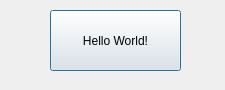
Above: mainwindow.ui from sebihepp/FirstTest before the change. Below: the same form after it.
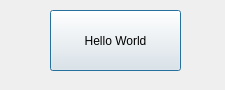
That is the form after the change.

Diff of the .ui file:
```diff
--- a/mainwindow.ui
+++ b/mainwindow.ui
@@ -42,7 +42,7 @@
      </rect>
     </property>
     <property name="text">
-     <string>Hello World!</string>
+     <string>Hello World</string>
     </property>
     <property name="default">
      <bool>true</bool>
```
Left out of the diff: 6 changed lines with no effect on the pictures.
